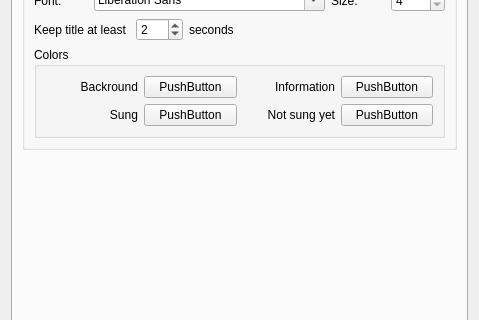
This is src/dialog_projectsettings.ui in gyunaev/karlyriceditor as Qt 5 draws it before an edit; both pictures show x 0 to 479 and y 86 to 406 of the 479 by 535 pixel window. The edited form follows.
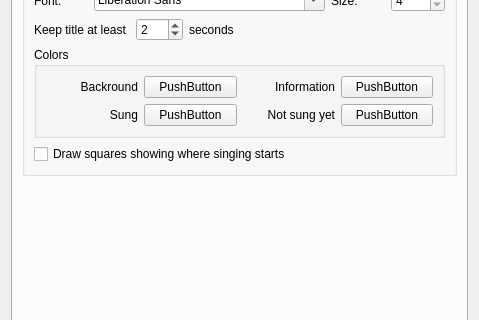
This is the edited form. The open tabs and pages were chosen to show the change. Custom widgets are drawn as their Qt base class.

Commit message: - Added drawing an optional preamble squares to indicate when singing starts.

The edit to the form file:
```diff
--- a/src/dialog_projectsettings.ui
+++ b/src/dialog_projectsettings.ui
@@ -502,6 +502,13 @@
             </layout>
            </widget>
           </item>
+          <item>
+           <widget class="QCheckBox" name="cbCDGPreamble">
+            <property name="text">
+             <string>Draw squares showing where singing starts</string>
+            </property>
+           </widget>
+          </item>
          </layout>
         </widget>
        </item>
```
The commit also changes 8 other files.
